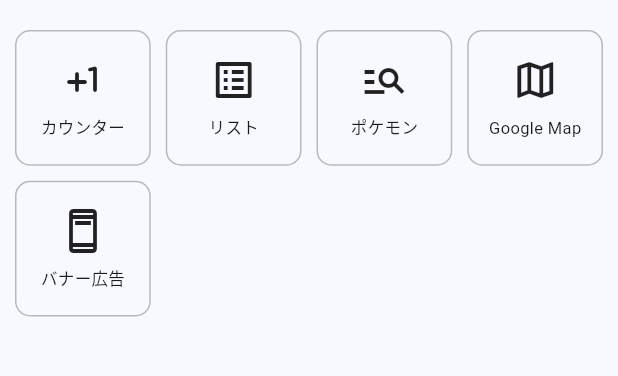
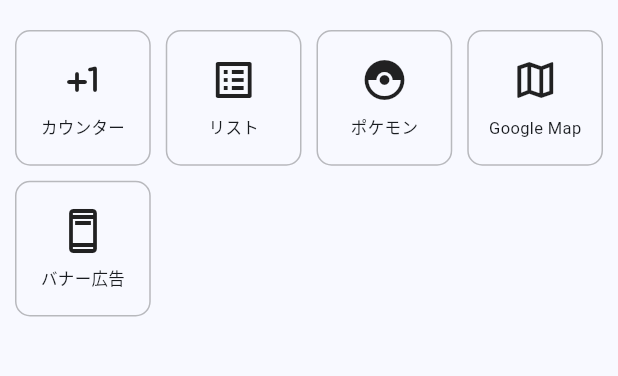
Before and after one commit to aoskainer/flutter_app, a Flutter app: the TopPage screen opened by its route, on a phone screen of 412 x 824 dp, the part 84-460 px from its top. Run offline on Flutter 3.47's test engine with Material 3 defaults, Android fonts, the phone set to English and light mode, and no system bars; our stand-ins replace flutter_riverpod, freezed_annotation, go_router, google_maps_flutter, google_mobile_ads, riverpod_annotation; generated files the repository leaves out were written again.

Commit message:
refactor: ポケモンのアイコン変えました。

```diff
--- a/lib/view/top_page.dart
+++ b/lib/view/top_page.dart
@@ -19,7 +19,7 @@ class TopPage extends ConsumerWidget {
         route: '/list',
       ),
       TopPageIconRoute(
-        icon: Icons.manage_search,
+        icon: Icons.catching_pokemon,
         buttonText: 'ポケモン',
         route: '/pokemon',
       ),
```
